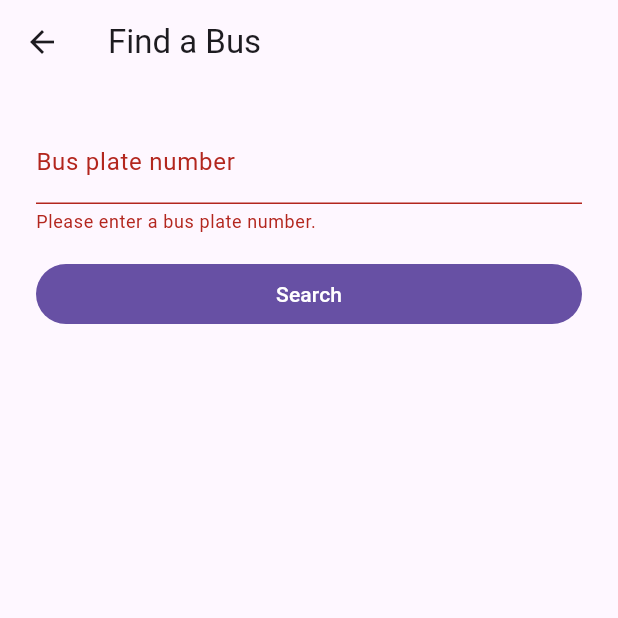
After one commit to naqqib/busSejiwa, a Flutter app: the PlateLookupScreen screen opened directly, after a tap on "Search", on a phone screen of 412 x 824 dp, the top half of it. The commit adds this screen. Run offline on Flutter 3.47's test engine with Material 3 defaults, Android fonts, the phone set to English and light mode, and no system bars; our stand-ins replace cloud_firestore, firebase_auth, firebase_core; accounts and stored records are empty.

Commit message:
Add plate lookup and basic bus profile

```diff
--- a/lib/features/home/home_screen.dart
+++ b/lib/features/home/home_screen.dart
@@ -1,5 +1,6 @@
 import 'package:flutter/material.dart';
 import '../../core/services/auth_service.dart';
+import '../lookup/plate_lookup_screen.dart';
 
 class HomeScreen extends StatelessWidget {
   const HomeScreen({super.key});
@@ -19,7 +20,19 @@ class HomeScreen extends StatelessWidget {
           ),
         ],
       ),
-      body: Center(child: Text('Home (logged in)')),
+      body: Center(
+        child: FilledButton(
+          onPressed: () {
+            Navigator.push(
+              context,
+              MaterialPageRoute(
+                builder: (_) => const PlateLookupScreen(),
+              ),
+            );
+          },
+          child: const Text('Find a Bus'),
+        ),
+      ),
     );
   }
 }
--- /dev/null
+++ b/lib/features/lookup/bus_profile_screen.dart
@@ -0,0 +1,40 @@
+import 'package:flutter/material.dart';
+import '../../core/models/models.dart';
+
+/// Displays the details of a bus found by lookup.
+class BusProfileScreen extends StatelessWidget {
+  // Opening this screen requires a Bus object.
+  const BusProfileScreen({super.key, required this.bus});
+
+  // Holds the bus passed from the search screen.
+  final Bus bus;
+
+  @override
+  Widget build(BuildContext context) {
+    return Scaffold(
+      appBar: AppBar(title: const Text('Bus Profile')),
+      // ListView lets the details scroll when needed.
+      body: ListView(
+        padding: const EdgeInsets.all(24),
+        children: [
+          ListTile(
+            title: const Text('Plate number'),
+            subtitle: Text(bus.plateNumber),
+          ),
+          ListTile(
+            title: const Text('Operator'),
+            subtitle: Text(bus.operatorName),
+          ),
+          ListTile(
+            title: const Text('Route'),
+            subtitle: Text(bus.route),
+          ),
+          ListTile(
+            title: const Text('Model'),
+            subtitle: Text(bus.model),
+          ),
+        ],
+      ),
+    );
+  }
+}
--- /dev/null
+++ b/lib/features/lookup/plate_lookup_screen.dart
@@ -0,0 +1,104 @@
+import 'package:flutter/material.dart';
+import 'bus_profile_screen.dart';
+import '../../core/services/firestore_service.dart';
+
+class PlateLookupScreen extends StatefulWidget {
+  const PlateLookupScreen({super.key});
+
+  @override
+  State<PlateLookupScreen> createState() => _PlateLookupScreenState();
+}
+
+class _PlateLookupScreenState extends State<PlateLookupScreen> {
+  final _formKey = GlobalKey<FormState>();
+  final _plateController = TextEditingController();
+  final _db = FirestoreService();
+  bool _loading = false;
+
+  @override
+  void dispose() {
+    // Release the controller when this screen closes.
+    _plateController.dispose();
+    super.dispose();
+  }
+
+  Future<void> _search() async {
+    if (_loading) return;
+    if (!_formKey.currentState!.validate()) return;
+
+    setState(() => _loading = true);
+
+    try {
+      // Use the shared service to search by the entered plate.
+      final bus = await _db.getBusByPlate(_plateController.text);
+
+      // The user may have closed this screen while waiting.
+      if (!mounted) return;
+
+      // Report a missing bus and stop this search.
+      if (bus == null) {
+        ScaffoldMessenger.of(context).showSnackBar(
+          const SnackBar(content: Text('Bus not found.')),
+        );
+        return;
+      }
+
+      // Open the profile and pass the bus found by Firestore.
+      Navigator.push(
+        context,
+        MaterialPageRoute(
+          builder: (_) => BusProfileScreen(bus: bus),
+        ),
+      );
+    } catch (e) {
+      // Keep the technical error in the development console.
+      debugPrint('Plate lookup failed: $e');
+
+      if (!mounted) return;
+      ScaffoldMessenger.of(context).showSnackBar(
+        const SnackBar(content: Text('Unable to search. Please try again.')),
+      );
+    } finally {
+      // Restore the button if this screen still exists.
+      if (mounted) setState(() => _loading = false);
+    }
+  }
+
+  @override
+  Widget build(BuildContext context) {
+    return Scaffold(
+      appBar: AppBar(title: const Text('Find a Bus')),
+      body: Padding(
+        padding: const EdgeInsets.all(24),
+        child: Form(
+          key: _formKey,
+          child: Column(
+            crossAxisAlignment: CrossAxisAlignment.stretch,
+            children: [
+              TextFormField(
+                controller: _plateController,
+                decoration: const InputDecoration(
+                  labelText: 'Bus plate number',
+                  hintText: 'PDE 1234',
+                ),
+                textCapitalization: TextCapitalization.characters,
+                validator: (value) {
+                  // Reject empty input and input containing only spaces.
+                  if (value == null || value.trim().isEmpty) {
+                    return 'Please enter a bus plate number.';
+                  }
+                  return null;
+                },
+              ),
+              const SizedBox(height: 16),
+              FilledButton(
+                onPressed: _loading ? null : _search,
+                child: Text(_loading ? 'Searching...' : 'Search'),
+              ),
+            ],
+          ),
+        ),
+      ),
+    );
+  }
+}
```
Also changed, not shown: 1 other file.
